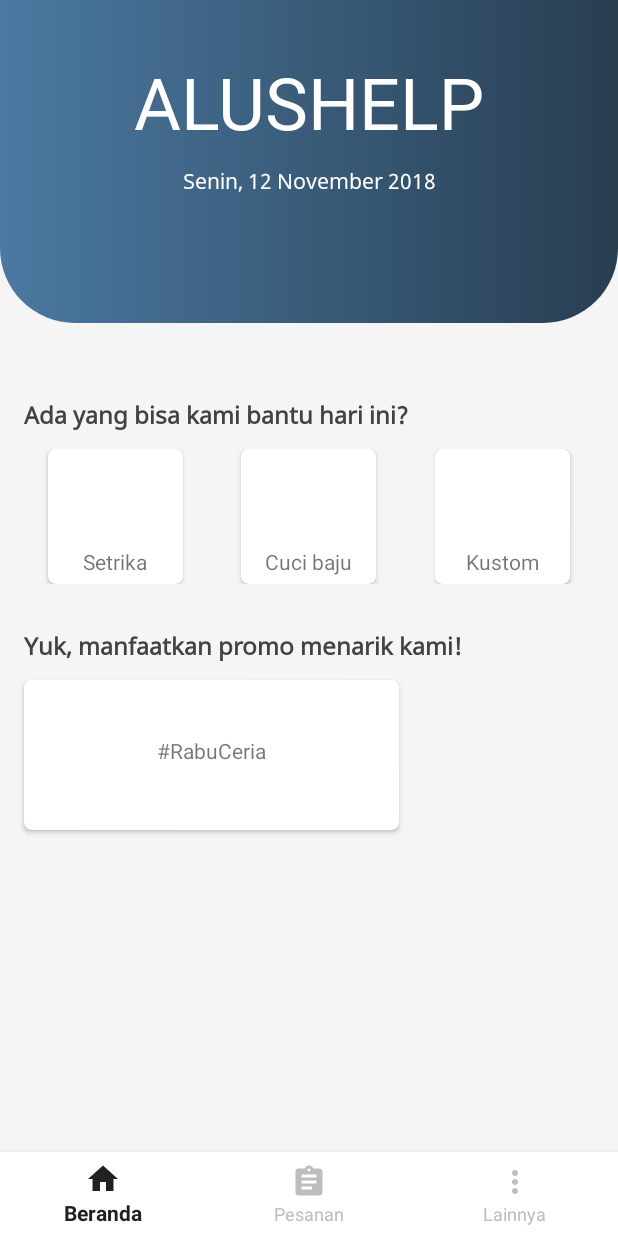
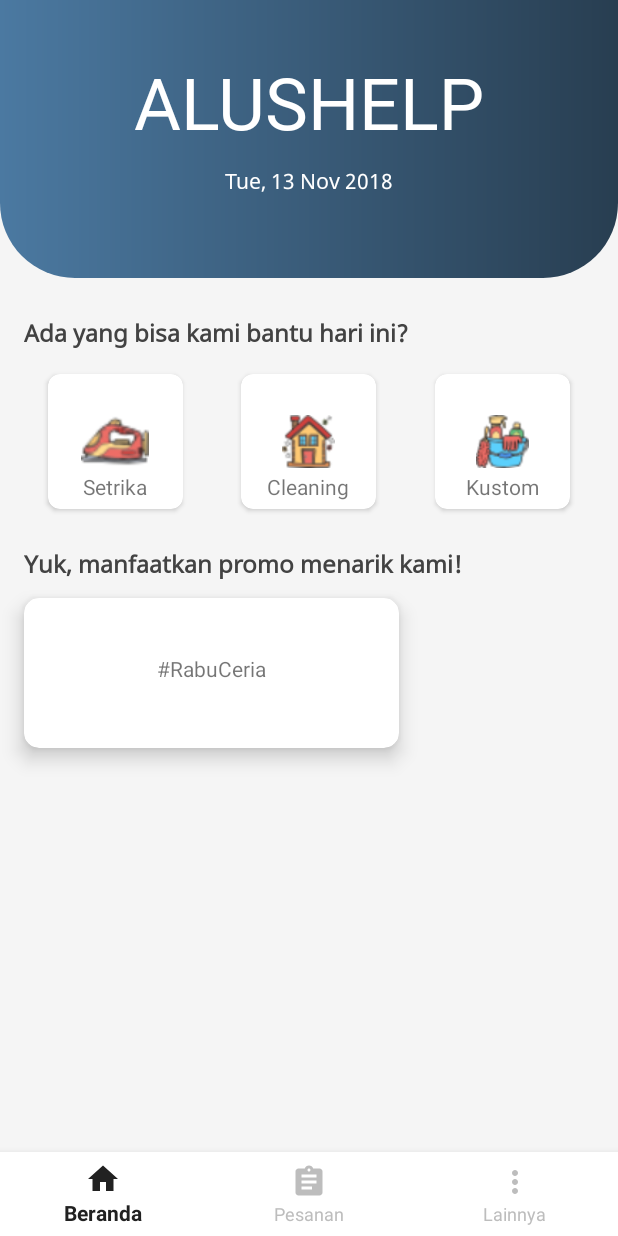
Before and after one commit to alushelp/haxan, an Android app: the HomeFragment screen opened directly, with no data from a screen before it, on a phone screen of 412 x 824 dp. Run offline under Robolectric (Android 15) with nearby library versions, the phone set to English and light mode, and no system bars.

Commit message:
beranda v2.0: set date, layout rapih, clickable

```diff
--- a/app/src/main/java/com/alushelp/haxan/HomeFragment.java
+++ b/app/src/main/java/com/alushelp/haxan/HomeFragment.java
@@ -6,9 +6,16 @@ import android.support.v4.app.Fragment;
 import android.view.LayoutInflater;
 import android.view.View;
 import android.view.ViewGroup;
+import android.widget.TextView;
+
+import java.text.SimpleDateFormat;
+import java.util.Date;
+import java.util.Locale;
 
 public class HomeFragment extends Fragment {
 
+    View myView;
+    TextView tvDateMain;
 
     public HomeFragment() {
         // Required empty public constructor
@@ -18,8 +25,14 @@ public class HomeFragment extends Fragment {
     @Override
     public View onCreateView(LayoutInflater inflater, ViewGroup container,
                              Bundle savedInstanceState) {
-        // Inflate the layout for this fragment
-        return inflater.inflate(R.layout.fragment_home, container, false);
+        myView = inflater.inflate(R.layout.fragment_home, container, false);
+
+        tvDateMain = (TextView) myView.findViewById(R.id.tv_haridantanggal_main);
+
+        String dateFormat = new SimpleDateFormat("EEE, d MMM yyyy", Locale.getDefault()).format(new Date());
+        tvDateMain.setText(dateFormat);
+
+        return myView;
     }
 
 }
--- a/app/src/main/res/layout/activity_main.xml
+++ b/app/src/main/res/layout/activity_main.xml
@@ -1,5 +1,6 @@
 <?xml version="1.0" encoding="utf-8"?>
-<RelativeLayout xmlns:android="http://schemas.android.com/apk/res/android"
+<RelativeLayout
+    xmlns:android="http://schemas.android.com/apk/res/android"
     xmlns:app="http://schemas.android.com/apk/res-auto"
     xmlns:tools="http://schemas.android.com/tools"
     android:layout_width="match_parent"
@@ -10,19 +11,23 @@
     <FrameLayout
         android:id="@+id/fl_container_main"
         android:layout_width="match_parent"
-        android:layout_height="match_parent"/>
+        android:layout_height="match_parent"
+        android:layout_alignParentStart="true"
+        android:layout_alignParentTop="true"
+        android:clipToPadding="false"
+        app:layout_behavior="@string/appbar_scrolling_view_behavior" />
 
     <android.support.design.widget.BottomNavigationView
         android:id="@+id/bottom_nav_main"
         android:layout_width="match_parent"
         android:layout_height="wrap_content"
         android:layout_alignParentBottom="true"
-        app:itemBackground="@android:color/white"
+        android:clickable="true"
+        android:focusable="true"
+        android:background="@android:color/white"
         app:itemIconTint="@drawable/nav_item_color_state"
         app:itemTextColor="@drawable/nav_item_color_state"
-        android:clickable="true"
         app:menu="@menu/bottom_nav_main">
-
     </android.support.design.widget.BottomNavigationView>
 
 </RelativeLayout>
--- a/app/src/main/res/layout/fragment_home.xml
+++ b/app/src/main/res/layout/fragment_home.xml
@@ -4,12 +4,12 @@
     android:layout_width="match_parent"
     android:layout_height="match_parent"
     android:orientation="vertical"
-    tools:context=".HomeFragment"
-    android:scrollbars="vertical">
+    android:scrollbars="vertical"
+    tools:context=".HomeFragment">
 
     <LinearLayout
         android:layout_width="match_parent"
-        android:layout_height="215dp"
+        android:layout_height="185dp"
         android:orientation="vertical"
         android:background="@drawable/corner_radius_header_home">
 
@@ -24,6 +24,7 @@
             android:textColor="@android:color/white"
             android:textSize="@dimen/heading_3" />
         <TextView
+            android:id="@+id/tv_haridantanggal_main"
             android:layout_width="match_parent"
             android:layout_height="wrap_content"
             android:fontFamily="@font/noto_san"
@@ -36,7 +37,7 @@
     <TextView
         android:layout_width="match_parent"
         android:layout_height="wrap_content"
-        android:layout_marginTop="50dp"
+        android:layout_marginTop="25dp"
         android:layout_marginLeft="@dimen/margin_side"
         android:layout_marginRight="@dimen/margin_side"
         android:layout_marginBottom="10dp"
@@ -48,80 +49,111 @@
 
     <RelativeLayout
         android:layout_width="match_parent"
-        android:layout_height="wrap_content"
+        android:layout_height="100dp"
         android:layout_marginLeft="@dimen/margin_side"
         android:layout_marginRight="@dimen/margin_side">
 
         <android.support.v7.widget.CardView
             xmlns:card_view="http://schemas.android.com/apk/res-auto"
-            android:id="@+id/card_view1"
-            android:layout_gravity="center"
+            android:id="@+id/cv_fitur_setrika"
             android:layout_width="90dp"
             android:layout_height="90dp"
-            android:layout_marginLeft="@dimen/margin_side"
-            card_view:cardCornerRadius="5dp"
-            android:layout_alignParentLeft="true"
+            android:layout_marginStart="@dimen/margin_side"
+            android:foreground="?attr/selectableItemBackground"
+            card_view:cardCornerRadius="8dp"
+            android:layout_centerVertical="true"
             android:clickable="true"
-            >
+            android:focusable="true">
             <RelativeLayout
                 android:layout_width="wrap_content"
-                android:layout_height="wrap_content"
-                android:elevation="16dp"
-                android:background="@drawable/shadow_cardview_fitur">
+                android:layout_height="wrap_content">
+                <ImageView
+                    android:layout_width="45dp"
+                    android:layout_height="45dp"
+                    android:src="@drawable/ic_iron"
+                    android:layout_centerInParent="true"
+                    android:clickable="true"
+                    android:focusable="true"
+                    android:scaleType="fitXY"/>
                 <TextView
                     android:layout_width="match_parent"
                     android:layout_height="match_parent"
                     android:text="@string/setrika"
-                    android:gravity="center|bottom"
+                    android:gravity="center_horizontal|bottom"
+                    android:paddingTop="5dp"
                     android:paddingBottom="5dp"/>
             </RelativeLayout>
+        </android.support.v7.widget.CardView>
+        <android.support.v7.widget.CardView
+            xmlns:card_view="http://schemas.android.com/apk/res-auto"
+            android:id="@+id/cv_fitur_cleaning"
+            android:layout_width="90dp"
+            android:layout_height="90dp"
+            android:foreground="?attr/selectableItemBackground"
+            card_view:cardCornerRadius="8dp"
+            android:layout_centerInParent="true"
+            android:clickable="true"
+            android:focusable="true">
+            <RelativeLayout
+                android:layout_width="wrap_content"
+                android:layout_height="wrap_content">
+                <ImageView
+                    android:layout_width="35dp"
+                    android:layout_height="35dp"
+                    android:src="@drawable/ic_house"
+                    android:layout_centerInParent="true"
+                    android:clickable="true"
+                    android:focusable="true"
+                    android:scaleType="fitXY"/>
 
-
+                <TextView
+                    android:layout_width="match_parent"
+                    android:layout_height="match_parent"
+                    android:gravity="center_horizontal|bottom"
+                    android:text="@string/cleaning"
+                    android:paddingTop="5dp"
+                    android:paddingBottom="5dp" />
+            </RelativeLayout>
         </android.support.v7.widget.CardView>
 
         <android.support.v7.widget.CardView
             xmlns:card_view="http://schemas.android.com/apk/res-auto"
-            android:id="@+id/card_view2"
-            android:layout_gravity="center"
+            android:id="@+id/cv_fitur_kustom"
             android:layout_width="90dp"
             android:layout_height="90dp"
-            android:layout_centerHorizontal="true"
-            card_view:cardCornerRadius="5dp"
-            android:clickable="true">
-
-            <TextView
-                android:layout_width="match_parent"
-                android:layout_height="match_parent"
-                android:text="@string/cuci"
-                android:gravity="center|bottom"
-                android:paddingBottom="5dp"/>
-
-        </android.support.v7.widget.CardView>
-        <android.support.v7.widget.CardView
-            xmlns:card_view="http://schemas.android.com/apk/res-auto"
-            android:id="@+id/card_view3"
-            android:layout_gravity="center"
-            android:layout_width="90dp"
-            android:layout_height="90dp"
-            android:layout_marginRight="@dimen/margin_side"
-            card_view:cardCornerRadius="5dp"
-            android:layout_alignParentRight="true"
-            android:clickable="true">
-
+            android:layout_marginEnd="@dimen/margin_side"
+            android:foreground="?attr/selectableItemBackground"
+            card_view:cardCornerRadius="8dp"
+            android:layout_alignParentEnd="true"
+            android:layout_centerVertical="true"
+            android:clickable="true"
+            android:focusable="true">
+        <RelativeLayout
+            android:layout_width="wrap_content"
+            android:layout_height="wrap_content">
+            <ImageView
+                android:layout_width="35dp"
+                android:layout_height="35dp"
+                android:src="@drawable/ic_kustom"
+                android:layout_centerInParent="true"
+                android:clickable="true"
+                android:focusable="true"
+                android:scaleType="fitXY"/>
             <TextView
                 android:layout_width="match_parent"
                 android:layout_height="match_parent"
                 android:text="@string/kustom"
-                android:gravity="center|bottom"
+                android:gravity="center_horizontal|bottom"
                 android:paddingBottom="5dp"/>
+        </RelativeLayout>
+    </android.support.v7.widget.CardView>
 
-        </android.support.v7.widget.CardView>
     </RelativeLayout>
 
     <TextView
         android:layout_width="match_parent"
         android:layout_height="wrap_content"
-        android:layout_marginTop="30dp"
+        android:layout_marginTop="20dp"
         android:layout_marginLeft="@dimen/margin_side"
         android:layout_marginRight="@dimen/margin_side"
         android:layout_marginBottom="10dp"
@@ -137,8 +169,12 @@
         android:layout_width="250dp"
         android:layout_height="100dp"
         android:layout_marginLeft="@dimen/margin_side"
-        card_view:cardCornerRadius="5dp"
-        android:clickable="true">
+        android:layout_marginRight="@dimen/margin_side"
+        card_view:cardCornerRadius="10dp"
+        android:foreground="?attr/selectableItemBackground"
+        android:clickable="true"
+        android:focusable="true"
+        card_view:cardElevation="8dp">
             <TextView
                 android:layout_width="match_parent"
                 android:layout_height="match_parent"
--- a/app/src/main/res/menu/bottom_nav_main.xml
+++ b/app/src/main/res/menu/bottom_nav_main.xml
@@ -10,10 +10,10 @@
         android:id="@+id/action_pesanan"
         android:icon="@drawable/ic_assignment_black_24dp"
         android:title="@string/pesanan"
-        app:showAsAction="always"/>
+        app:showAsAction="ifRoom"/>
     <item
         android:id="@+id/action_lainnya"
         android:icon="@drawable/ic_more_vert_black_24dp"
         android:title="@string/lainnya"
-        app:showAsAction="always"/>
+        app:showAsAction="ifRoom"/>
 </menu>
--- a/app/src/main/res/values/strings.xml
+++ b/app/src/main/res/values/strings.xml
@@ -35,7 +35,7 @@
 
     <string name="beranda_header_1">Ada yang bisa kami bantu hari ini?</string>
     <string name="setrika">Setrika</string>
-    <string name="cuci">Cuci baju</string>
+    <string name="cleaning">Cleaning</string>
     <string name="kustom">Kustom</string>
 
     <string name="beranda_header_2">Yuk, manfaatkan promo menarik kami!</string>
```
Also changed, not shown: app/src/main/res/drawable/ic_house.png (added), app/src/main/res/drawable/ic_iron.png (added), app/src/main/res/drawable/ic_kustom.png (added).
